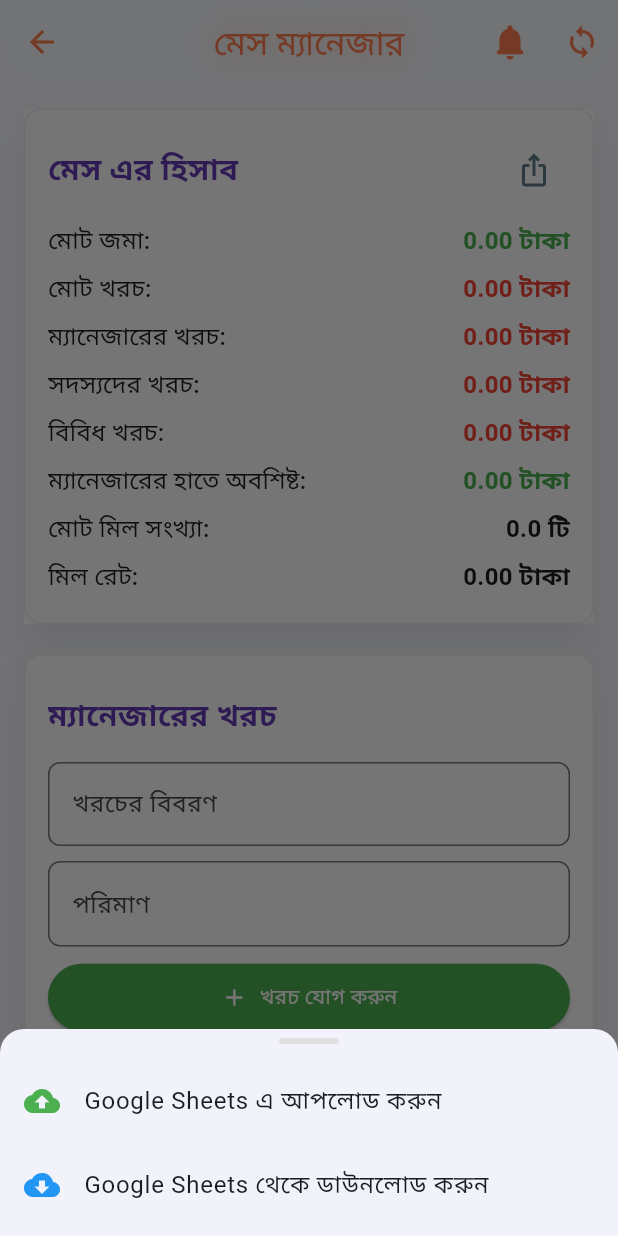
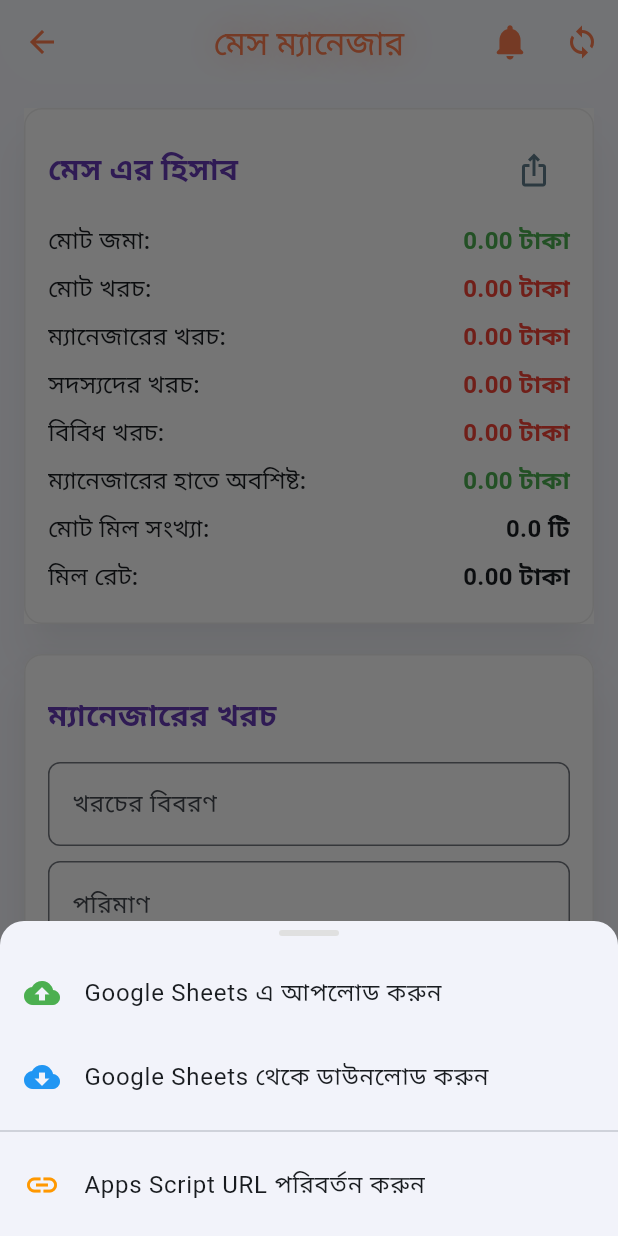
Before and after one commit to Pi-Dev-0/Pi-QBank, a Flutter app: the MessManagerPage screen opened directly, after a tap on the "sync" icon, on a phone screen of 412 x 824 dp. Run offline on Flutter 3.47's test engine with Material 3 defaults, Android fonts, the phone set to English and light mode, and no system bars; our stand-ins replace connectivity_plus, file_picker, flutter_tts, image_picker, logger, open_file and 7 more; missing offline and left inert: bijoy_helper, flutter_pdfview; accounts and stored records are empty; network calls fail; Roboto replaces fonts that are missing (HindSiliguri).

Commit message:
feat: Add option to change Apps Script URL
Introduces a new ListTile in the Mess Manager page that allows users to change the Apps Script URL. This provides flexibility for users to point to different script instances or update the URL if it changes. The change includes adding the ListTile, its associated icon, text, and the onTap functionality to prompt

```diff
--- a/lib/pages/mess_manager_page.dart
+++ b/lib/pages/mess_manager_page.dart
@@ -125,6 +125,15 @@ class _MessManagerPageState extends State<MessManagerPage> {
                 onTap: () async {
                   Navigator.of(ctx).pop();
                   await _syncFromGoogleSheets();
+                },
+              ),
+              const Divider(),
+              ListTile(
+                leading: const Icon(Icons.link, color: Colors.orange),
+                title: const Text('Apps Script URL পরিবর্তন করুন'),
+                onTap: () async {
+                  Navigator.of(ctx).pop();
+                  await _promptForAppsScriptUrl();
                 },
               ),
               const SizedBox(height: 6),
```
